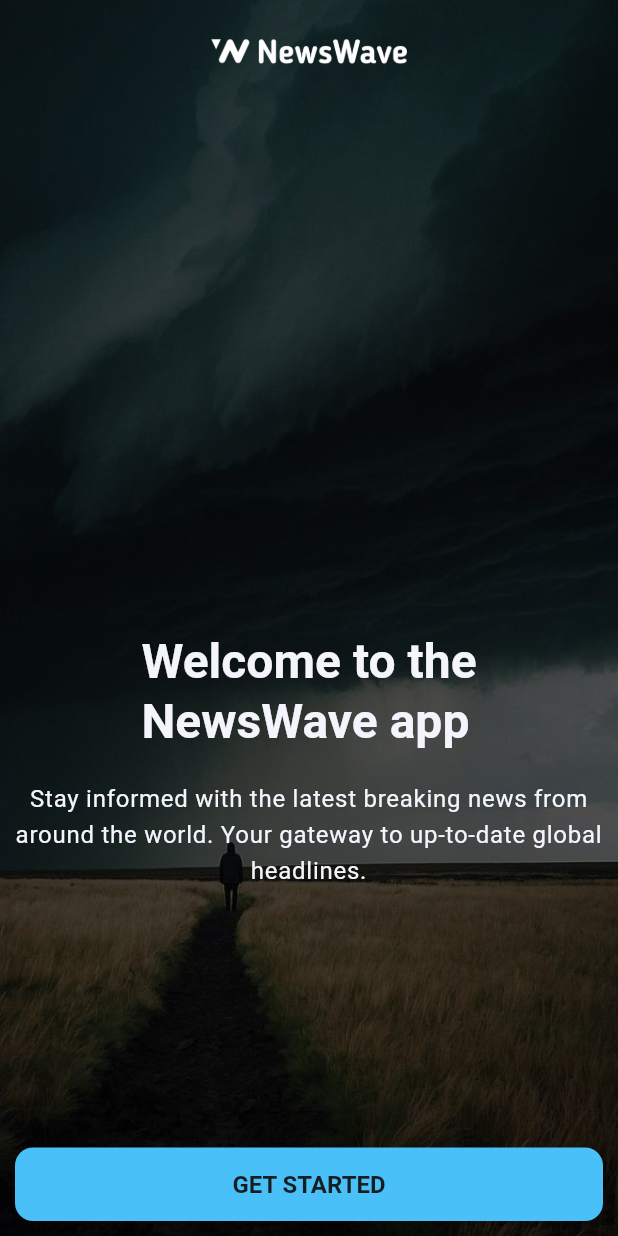
After one commit to DevNadimm/NewsWave, a Flutter app: the screen it shows after launch, on a phone screen of 412 x 824 dp. The commit adds this screen. Run offline on Flutter 3.47's test engine with Material 3 defaults, Android fonts, the phone set to English and light mode, and no system bars.

Commit message:
splash screen ui complete

```diff
--- a/lib/main.dart
+++ b/lib/main.dart
@@ -1,6 +1,6 @@
 import 'package:flutter/material.dart';
 import 'package:news_wave/theme.dart';
-import 'package:news_wave/views/widgets/bottom_nav_bar.dart';
+import 'package:news_wave/views/screens/splash_screen.dart';
 
 void main() {
   runApp(const MyApp());
@@ -15,7 +15,7 @@ class MyApp extends StatelessWidget {
       theme: appTheme(),
       debugShowCheckedModeBanner: false,
       title: 'NewsWave',
-      home:  const BottomNavBar(),
+      home:  const SplashScreen(),
     );
   }
 }
--- /dev/null
+++ b/lib/views/screens/splash_screen.dart
@@ -0,0 +1,83 @@
+import 'package:flutter/cupertino.dart';
+import 'package:flutter/material.dart';
+import 'package:news_wave/colors.dart';
+import 'package:news_wave/views/widgets/bottom_nav_bar.dart';
+
+class SplashScreen extends StatelessWidget {
+  const SplashScreen({super.key});
+
+  @override
+  Widget build(BuildContext context) {
+    return Scaffold(
+      body: Container(
+        height: double.infinity,
+        width: double.infinity,
+        decoration: const BoxDecoration(
+          image: DecorationImage(
+            image: AssetImage('assets/images/splash_bg_image.jpeg'),
+            fit: BoxFit.cover,
+          ),
+        ),
+        child: SafeArea(
+          child: Padding(
+            padding: const EdgeInsets.all(10),
+            child: Column(
+              children: [
+                Image.asset(
+                  "assets/logo/splash_logo.png",
+                  scale: 25,
+                ),
+                SizedBox(
+                  height: MediaQuery.sizeOf(context).height * .44,
+                ),
+                Text(
+                  "Welcome to the\nNewsWave app",
+                  style: Theme.of(context).textTheme.headlineLarge,
+                ),
+                const SizedBox(
+                  height: 20,
+                ),
+                Text(
+                  textAlign: TextAlign.center,
+                  "Stay informed with the latest breaking news from around the world. Your gateway to up-to-date global headlines.",
+                  style: Theme.of(context).textTheme.bodyLarge,
+                ),
+                const Spacer(),
+                SizedBox(
+                  width: double.infinity,
+                  child: ElevatedButton(
+                    onPressed: () {
+                      Navigator.pushReplacement(
+                        context,
+                        CupertinoPageRoute(
+                          builder: (context) => const BottomNavBar(),
+                        ),
+                      );
+                    },
+                    style: ElevatedButton.styleFrom(
+                      padding: const EdgeInsets.all(15),
+                      shape: RoundedRectangleBorder(
+                        borderRadius: BorderRadius.circular(12),
+                      ),
+                      backgroundColor: accentColor,
+                      foregroundColor: bgColor,
+                      textStyle: const TextStyle(fontSize: 18),
+                    ),
+                    child: const Text(
+                      "GET STARTED",
+                      style: TextStyle(
+                        fontSize: 16,
+                        fontWeight: FontWeight.bold,
+                        color: bgColor,
+                      ),
+                    ),
+                  ),
+                ),
+              ],
+            ),
+          ),
+        ),
+      ),
+    );
+  }
+}
```
Also changed, not shown: assets/images/splash_bg_image.jpeg (added), assets/logo/splash_logo.png (added).
